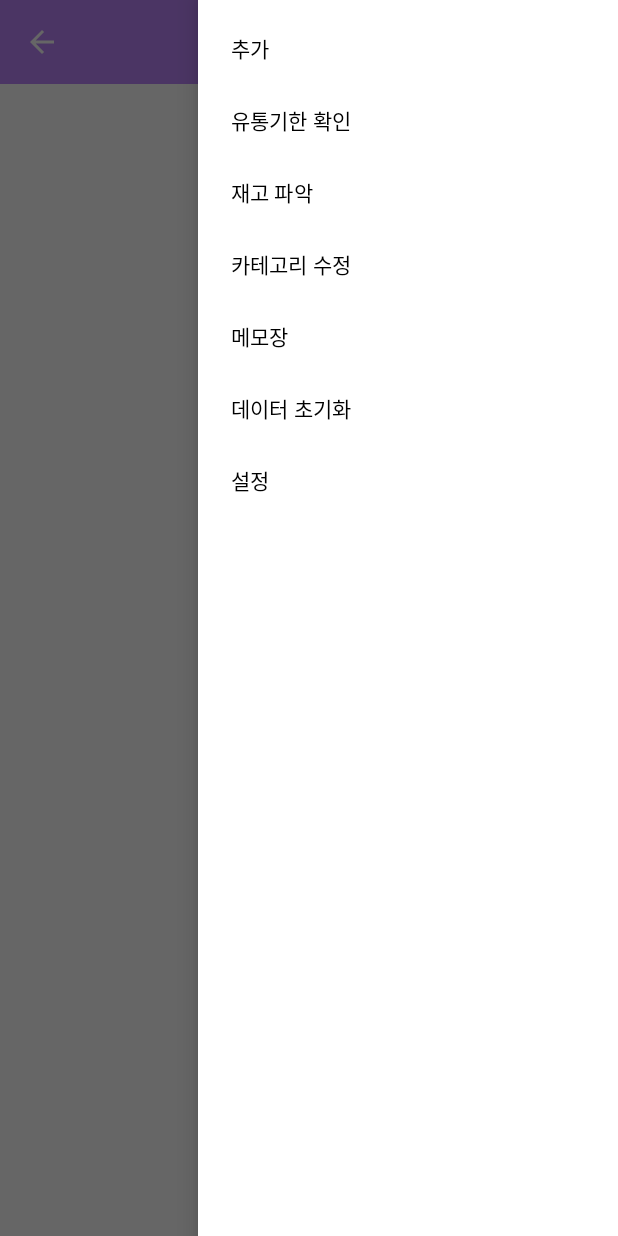
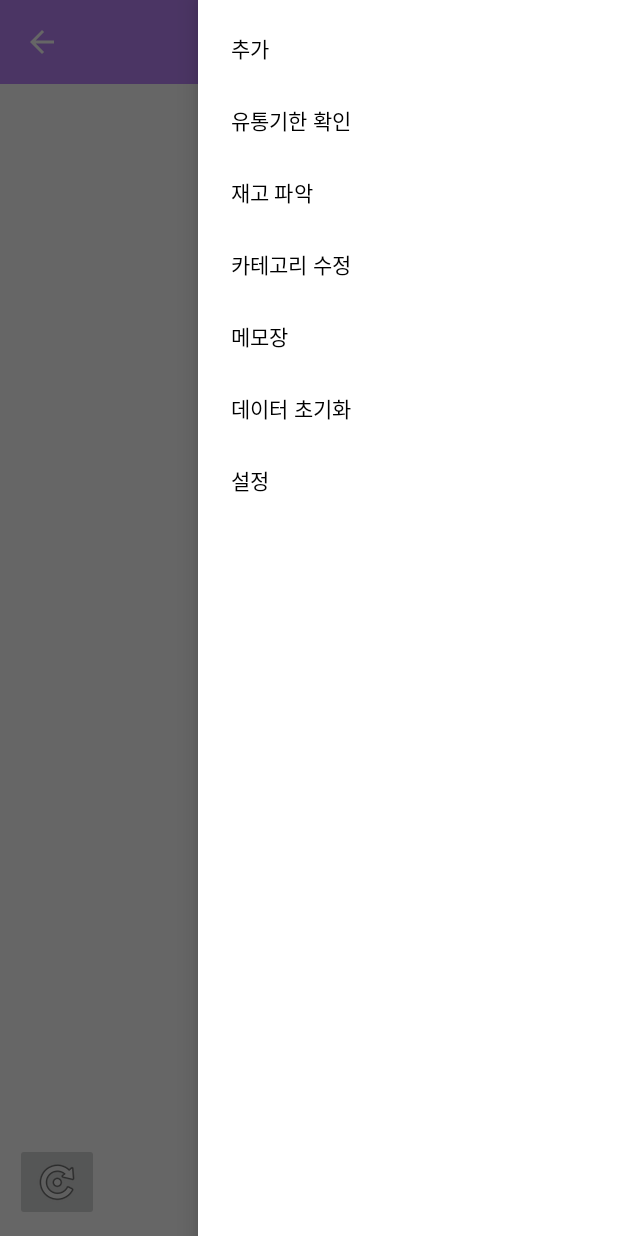
Before and after one commit to uselessnaming/parttimeDuedateManagement, an Android app: the fragment MemoFragment placed in its activity, with the side drawer open, on a phone screen of 412 x 824 dp. Run offline under Robolectric (Android 15) with nearby library versions, the phone set to English and light mode, and no system bars; our stand-ins replace Room's generated code; 2 statements that could not run were skipped.

Commit message:
feat: 재고 파악 메모와 아이템 개수 초기화

```diff
--- a/app/src/main/java/com/example/parttimeduedatemanagement/Database/ItemDao.kt
+++ b/app/src/main/java/com/example/parttimeduedatemanagement/Database/ItemDao.kt
@@ -39,4 +39,8 @@ interface ItemDao {
 
     @Query("SELECT EXISTS(SELECT 1 FROM itemTable WHERE itemName = (:itemName) AND location = (:location))")
     fun checkItem(itemName : String, location : String) : Boolean
+
+    /* EA 초기화 */
+    @Query("UPDATE itemTable SET ea = 0")
+    fun resetEA()
 }
--- a/app/src/main/java/com/example/parttimeduedatemanagement/Database/ItemRepository.kt
+++ b/app/src/main/java/com/example/parttimeduedatemanagement/Database/ItemRepository.kt
@@ -46,6 +46,9 @@ class ItemRepository (application : Application) {
     fun checkItem(itemName : String, location : String) : Boolean {
         return mItemDao.checkItem(itemName,location)
     }
+    fun resetEA(){
+        mItemDao.resetEA()
+    }
     companion object{
         private var INSTANCE : ItemRepository? = null
 
--- a/app/src/main/java/com/example/parttimeduedatemanagement/Event/SwipeButtonAction.kt
+++ b/app/src/main/java/com/example/parttimeduedatemanagement/Event/SwipeButtonAction.kt
@@ -1,8 +1,8 @@
 package com.example.parttimeduedatemanagement.Event
 
-import androidx.recyclerview.widget.RecyclerView
+import com.example.parttimeduedatemanagement.Adapater.ItemChildViewHolder
 
 interface SwipeButtonAction {
     //fun onClickFirstButton(absoluteAdapterPosition : Int)
-    fun onClickFirstButton(viewHolder : RecyclerView.ViewHolder)
+    fun onClickFirstButton(viewHolder : ItemChildViewHolder, isChecked : Boolean)
 }
--- a/app/src/main/java/com/example/parttimeduedatemanagement/HomeFragment.kt
+++ b/app/src/main/java/com/example/parttimeduedatemanagement/HomeFragment.kt
@@ -18,15 +18,23 @@ import com.example.parttimeduedatemanagement.Adapater.ItemChildViewHolder
 import com.example.parttimeduedatemanagement.Database.CheckItemList
 import com.example.parttimeduedatemanagement.Event.HoldableSwipeHelper
 import com.example.parttimeduedatemanagement.Event.SwipeButtonAction
+import com.example.parttimeduedatemanagement.ViewModel.MemoViewModel
 import com.example.parttimeduedatemanagement.databinding.FragmentHomeBinding
 import kotlinx.coroutines.Dispatchers
 import kotlinx.coroutines.launch
 import kotlinx.coroutines.withContext
+import java.time.LocalDateTime
+import java.time.format.DateTimeFormatter
 
 class HomeFragment : Fragment() {
     private val TAG = "HomeFragment"
     private lateinit var binding : FragmentHomeBinding
     private lateinit var mItemViewModel : ItemViewModel
+    private lateinit var mMemoViewModel : MemoViewModel
+    private var isReset = false
+    private val current = LocalDateTime.now()
+    private val formatter = DateTimeFormatter.ofPattern("yyyy년 MM월 dd일")
+    private val currentDate = current.format(formatter)
     private val mActivity by lazy {
         activity as MainActivity
     }
@@ -40,7 +48,8 @@ class HomeFragment : Fragment() {
 
         binding = FragmentHomeBinding.inflate(inflater,container,false)
 
-        initViewModel()
+        initItemViewModel()
+        initMemoViewModel()
         initRecyclerView()
 
         return binding.root
@@ -48,6 +57,23 @@ class HomeFragment : Fragment() {
 
     override fun onViewCreated(view: View, savedInstanceState: Bundle?) {
         super.onViewCreated(view, savedInstanceState)
+        /* view create 당시 재고파악 memo의 date와 현재 날짜가 다르다면 memo.delete */
+        mMemoViewModel.viewModelScope.launch(Dispatchers.IO){
+            val isTitle = mMemoViewModel.isTitle("재고 파악").await()
+            if (isTitle) {
+                val memoId = mMemoViewModel.searchId("재고 파악").await()
+                val memo = mMemoViewModel.searchMemo(memoId).await()
+                if (!currentDate.equals(memo.date)){
+                    mMemoViewModel.deleteMemo(memoId)
+                    mMemoViewModel.fetchMemos()
+                    setResetFlag(true)
+                }
+            }
+            if (isReset){
+                mItemViewModel.resetEA()
+                setResetFlag(false)
+            }
+        }
         binding.apply{
             btnRefresh.setOnClickListener{
                 mItemViewModel.fetchItems("")
@@ -80,9 +106,13 @@ class HomeFragment : Fragment() {
     }
 
     /** ViewModel 초기화 */
-    private fun initViewModel(){
+    private fun initItemViewModel(){
         mItemViewModel = ViewModelProvider.AndroidViewModelFactory.getInstance(requireActivity().application)
             .create(ItemViewModel::class.java)
+    }
+    private fun initMemoViewModel(){
+        mMemoViewModel = ViewModelProvider.AndroidViewModelFactory.getInstance(requireActivity().application)
+            .create(MemoViewModel::class.java)
     }
 
     /** itemContainerRecyclerview를 초기화 */
@@ -97,13 +127,12 @@ class HomeFragment : Fragment() {
             HoldableSwipeHelper.Builder(requireContext())
                 .setOnRecyclerView(itemList)
                 .setSwipeButtonAction(object : SwipeButtonAction{
-                    override fun onClickFirstButton(viewHolder: RecyclerView.ViewHolder) {
-                        val currentViewHolder = (viewHolder as ItemChildViewHolder)
-                        val id = currentViewHolder.getBindingId()
+                    override fun onClickFirstButton(viewHolder: ItemChildViewHolder, isChecked : Boolean) {
+                        val id = viewHolder.getBindingId()
                         mItemViewModel.viewModelScope.launch(Dispatchers.IO){
                             val item = mItemViewModel.searchItem(id).await()
                             withContext(Dispatchers.Main){
-                                currentViewHolder.setImageTag(item.isEmpty)
+                                viewHolder.setImageTag(item.isEmpty)
                             }
                             mItemViewModel.updateIsEmpty(item.id)
                         }
@@ -137,4 +166,7 @@ class HomeFragment : Fragment() {
             })
         }
     }
+    private fun setResetFlag(isReset : Boolean){
+        this.isReset = isReset
+    }
 }
--- a/app/src/main/java/com/example/parttimeduedatemanagement/ViewModel/ItemViewModel.kt
+++ b/app/src/main/java/com/example/parttimeduedatemanagement/ViewModel/ItemViewModel.kt
@@ -15,12 +15,19 @@ class ItemViewModel(application : Application) : AndroidViewModel(application){
     private val TAG = "ViewModel"
     private val mItemRepository : ItemRepository = ItemRepository.get(application)
 
-    /* EA 관련 데이터 */
+    private var typeLiveData = MutableLiveData<List<String>>()
+    val types : LiveData<List<String>> get() = typeLiveData
+
     private var eaLiveData = MutableLiveData<List<EaItem>>()
     val eaData : LiveData<List<EaItem>>get() = eaLiveData
     val sb = StringBuilder()
     private var curLocation : String = ""
 
+    private var itemLiveData = MutableLiveData<List<CheckItemList>>()
+    val items : LiveData<List<CheckItemList>> get() = itemLiveData
+    var count : Int = 0
+
+    /* EA 관련 데이터 */
     fun updateEA(id : Int, ea : Int){
         viewModelScope.launch(Dispatchers.IO + coroutineException){
             mItemRepository.updateEA(id, ea)
@@ -46,7 +53,6 @@ class ItemViewModel(application : Application) : AndroidViewModel(application){
             }
         }
         result.sortWith(compareBy({it.item.location},{it.order}))
-        Log.d(TAG,"${result}")
         sb.clear()
         curLocation = ""
         result.forEach{
@@ -62,10 +68,12 @@ class ItemViewModel(application : Application) : AndroidViewModel(application){
         }
         return result
     }
-
+    fun resetEA(){
+        viewModelScope.launch(Dispatchers.IO){
+            mItemRepository.resetEA()
+        }
+    }
     /* type을 받는 live data */
-    private var typeLiveData = MutableLiveData<List<String>>()
-    val types : LiveData<List<String>> get() = typeLiveData
     fun fetchTypes() {
         viewModelScope.launch(Dispatchers.IO){
             val news = getType()
@@ -93,9 +101,6 @@ class ItemViewModel(application : Application) : AndroidViewModel(application){
         }
 
     /* 전체 item을 받는 live data */
-    private var itemLiveData = MutableLiveData<List<CheckItemList>>()
-    val items : LiveData<List<CheckItemList>> get() = itemLiveData
-    var count : Int = 0
     fun fetchItems(sortedType : String){
         viewModelScope.launch(Dispatchers.IO){
             count = 0
--- a/app/src/main/res/layout/fragment_memo.xml
+++ b/app/src/main/res/layout/fragment_memo.xml
@@ -50,4 +50,14 @@
         app:layout_constraintBottom_toBottomOf="parent"
         app:layout_constraintEnd_toEndOf="parent"/>
 
+    <ImageButton
+        android:layout_width="wrap_content"
+        android:layout_height="wrap_content"
+        android:id="@+id/btnRefresh"
+        android:layout_marginStart="10dp"
+        android:layout_marginBottom="10dp"
+        android:src="@android:drawable/ic_menu_rotate"
+        app:layout_constraintStart_toStartOf="parent"
+        app:layout_constraintBottom_toBottomOf="parent"/>
+
 </androidx.constraintlayout.widget.ConstraintLayout>
```
Also changed, not shown: app/src/main/java/com/example/parttimeduedatemanagement/Event/HoldableSwipeHelper.kt (+26 -41 lines), app/src/main/java/com/example/parttimeduedatemanagement/Memo/MemoFragment.kt (+5 -5 lines).
